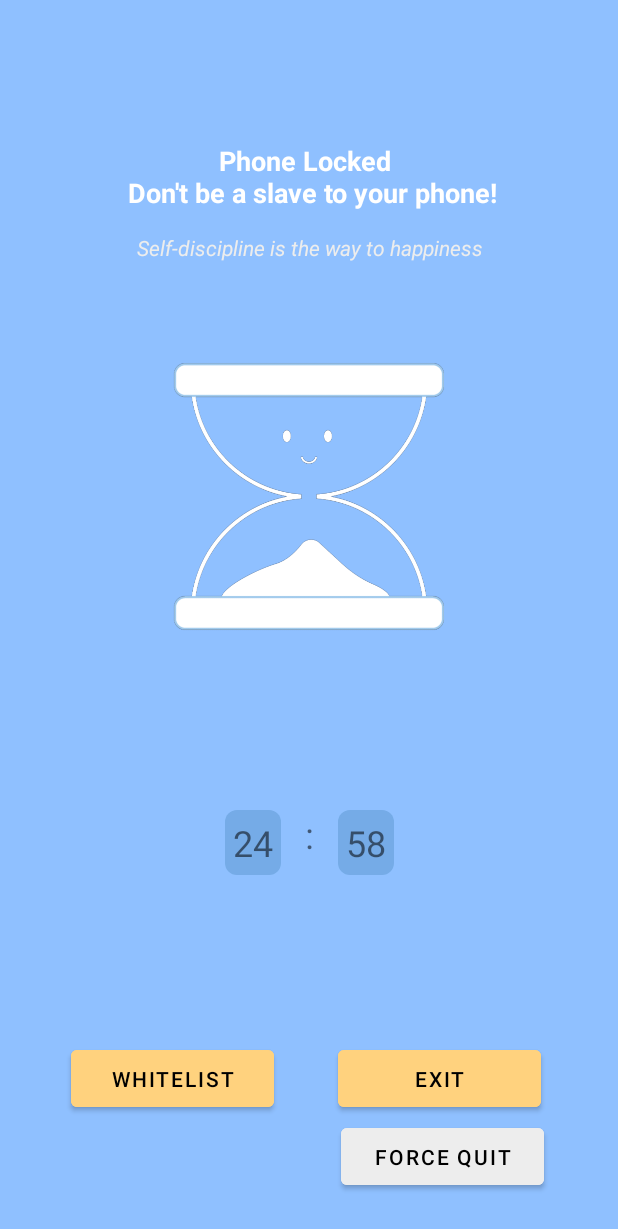
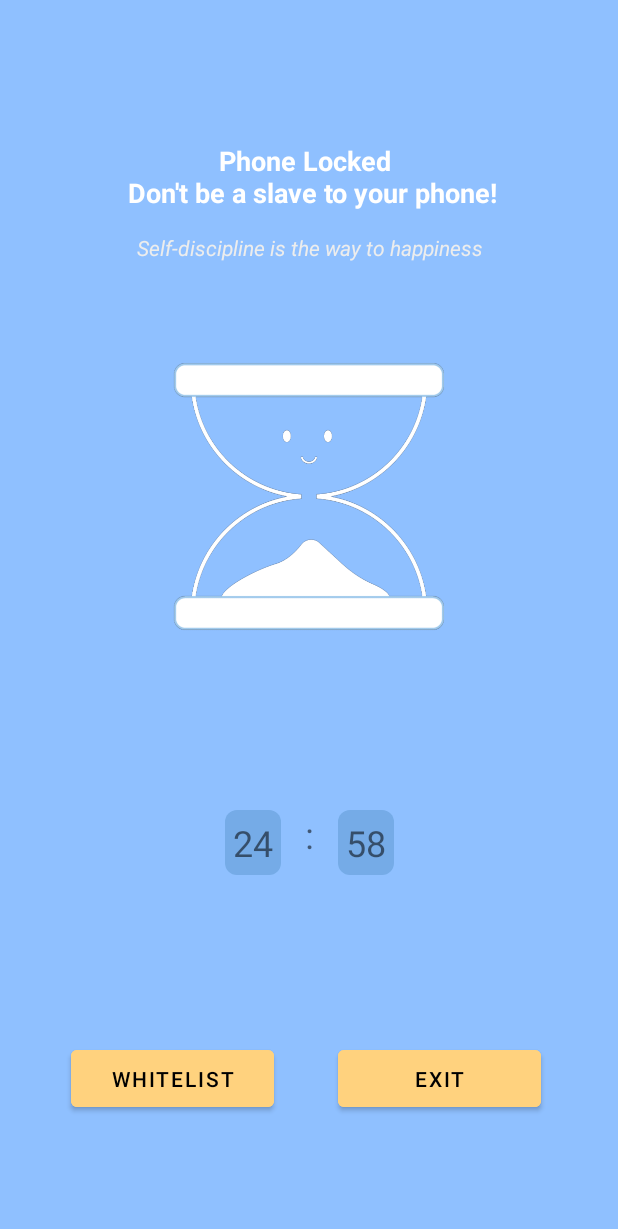
Before and after one commit to Samillynn/HourGlass, an Android app: the FocusActivity screen opened directly, with no data from a screen before it, on a phone screen of 412 x 824 dp. Shown: the top 1229 px of the screen. Run offline under Robolectric (Android 15) with nearby library versions, the phone set to English and light mode, and no system bars.

Commit message:
change force exit to 2-stage verify

```diff
--- a/app/src/main/java/com/example/myapplication/FocusActivity.java
+++ b/app/src/main/java/com/example/myapplication/FocusActivity.java
@@ -21,7 +21,6 @@ public class FocusActivity extends AppCompatActivity {
     private FocusLifeCycleObserver lifecycleObserver;
     private TimeSegment timeSegment;
     private TextView mMotivation;
-    private Button mExitButton;
     private Button mForceQuitButton;
     private Button mOpenAppsButton;
     private TimeViewModel timeViewModel;
@@ -33,23 +32,14 @@ public class FocusActivity extends AppCompatActivity {
         setContentView(R.layout.activity_focus);
         setResult(RESULT_OK);
 
-        mExitButton = findViewById(R.id.exit_button);
-        mExitButton.setOnClickListener(view -> new ExitFocusDialogFragment(result -> {
+        mForceQuitButton = findViewById(R.id.exit_button);
+        mForceQuitButton.setOnClickListener(view -> new ForceQuitFocusFragment(result -> {
             if (result) {
                 lifecycleObserver.disable();
                 finish();
             }
         }).show(getSupportFragmentManager(), "Exit Focus"));
 
-        mForceQuitButton = findViewById(R.id.force_quit);
-        mForceQuitButton.setOnClickListener(view -> new ForceQuitFragment(result -> {
-            if (result) {
-                SharedData.getInstance().setForceExitChances(
-                        SharedData.getInstance().getForceExitChances() - 1);
-                lifecycleObserver.disable();
-                finish();
-            }
-        }).show(getSupportFragmentManager(), "Force Quit"));
 
         mOpenAppsButton = findViewById(R.id.open_app);        mOpenAppsButton.setOnClickListener(view -> {
             lifecycleObserver.setUsingWhiteListApp(true);
--- a/app/src/main/res/layout/activity_focus.xml
+++ b/app/src/main/res/layout/activity_focus.xml
@@ -56,19 +56,6 @@
         app:layout_constraintHorizontal_bias="0.807"
         app:layout_constraintStart_toStartOf="parent" />
 
-    <Button
-        android:id="@+id/force_quit"
-        android:layout_width="135dp"
-        android:layout_height="50dp"
-        android:layout_marginLeft="10dp"
-        android:layout_marginBottom="28dp"
-        android:backgroundTint="@color/grey"
-        android:text="Force quit"
-        app:layout_constraintBottom_toBottomOf="parent"
-        app:layout_constraintEnd_toEndOf="parent"
-        app:layout_constraintHorizontal_bias="0.815"
-        app:layout_constraintStart_toStartOf="parent" />
-
     <ImageView
         android:id="@+id/imageView"
         android:layout_width="181dp"
```
Also changed, not shown: app/src/main/java/com/example/myapplication/ForceQuitFocusFragment.java (renamed from app/src/main/java/com/example/myapplication/ForceQuitFragment.java, +14 -16 lines), app/src/main/java/com/example/myapplication/MainActivity.java (+3 -10 lines), app/src/main/java/com/example/myapplication/MathQuestionFragment.java (renamed from app/src/main/java/com/example/myapplication/ExitFocusDialogFragment.java, +5 -8 lines), app/src/main/res/layout/fragment_focus_exit_dialog.xml (deleted, +0 -14 lines).
